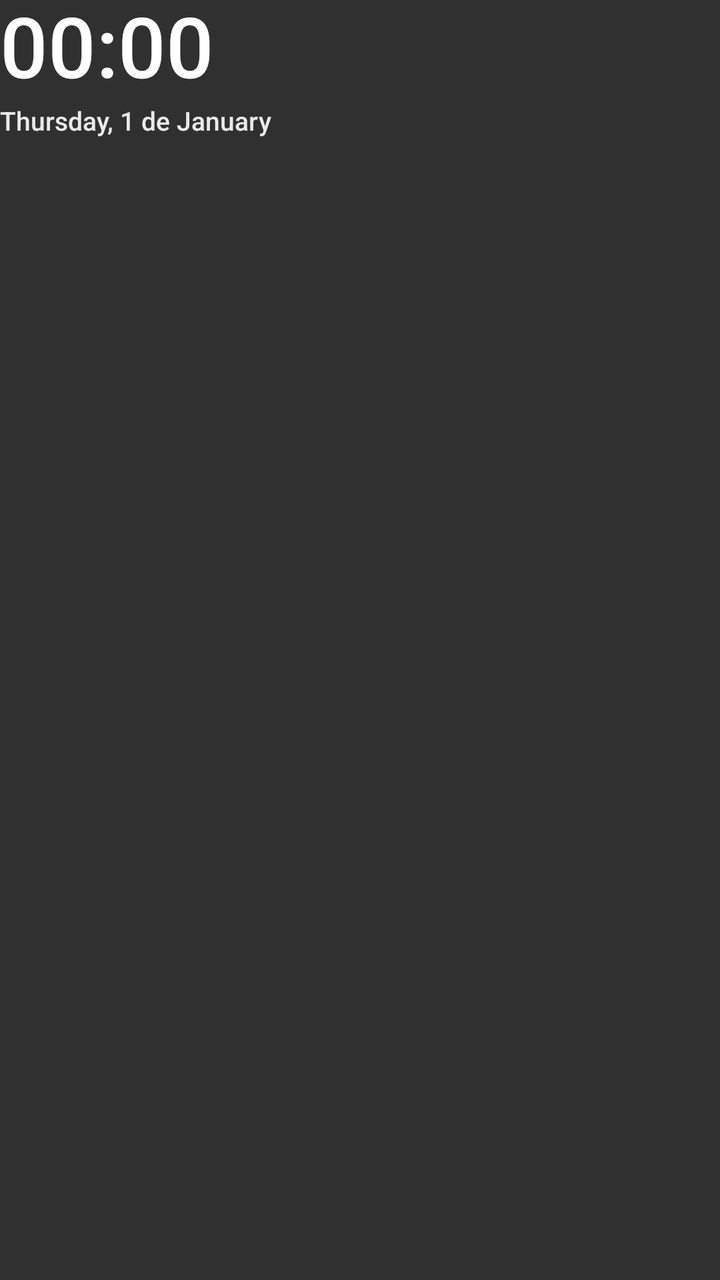
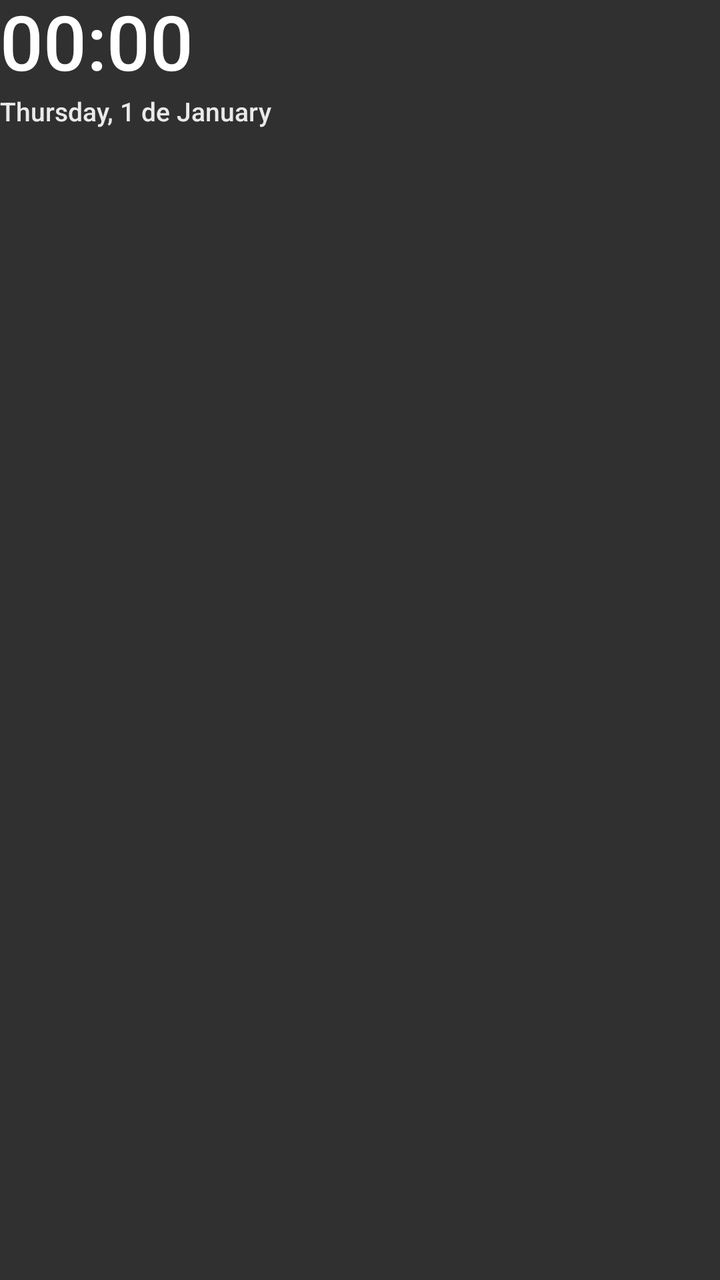

Before-and-after screenshots of an Android layout around one commit, followed by the original layout XML and the change that was made.
<!-- AndroidManifest.xml: application theme android:Theme.Material.NoActionBar -->
<!-- res/layout/widget_clock.xml -->
<?xml version="1.0" encoding="utf-8"?>
<LinearLayout xmlns:android="http://schemas.android.com/apk/res/android"
    android:layout_width="wrap_content" android:layout_height="wrap_content"
    android:orientation="vertical">
    <TextClock
        android:id="@+id/clock_time"
        android:layout_width="wrap_content" android:layout_height="wrap_content"
        android:format12Hour="HH:mm" android:format24Hour="HH:mm"
        android:fontFamily="sans-serif-medium" android:includeFontPadding="false"
        android:textColor="#FFFFFFFF" android:textSize="42sp" />
    <TextClock
        android:id="@+id/clock_date"
        android:layout_width="wrap_content" android:layout_height="wrap_content"
        android:layout_marginTop="2dp"
        android:format12Hour="EEEE, d 'de' MMMM" android:format24Hour="EEEE, d 'de' MMMM"
        android:fontFamily="sans-serif-medium"
        android:textColor="#E6FFFFFF" android:textSize="13sp" />
</LinearLayout>
<!-- resources referenced by this layout -->
<resources>

</resources>

<!-- the commit's change to res/layout/widget_clock.xml (unified diff, before → after) -->
@@ -7,7 +7,7 @@
         android:layout_width="wrap_content" android:layout_height="wrap_content"
         android:format12Hour="HH:mm" android:format24Hour="HH:mm"
         android:fontFamily="sans-serif-medium" android:includeFontPadding="false"
-        android:textColor="#FFFFFFFF" android:textSize="42sp" />
+        android:textColor="#FFFFFFFF" android:textSize="38sp" />
     <TextClock
         android:id="@+id/clock_date"
         android:layout_width="wrap_content" android:layout_height="wrap_content"
